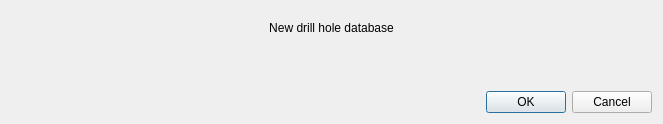
rolandhill/geoscience, file ui/newDb_dialog_base.ui: the form before one commit.
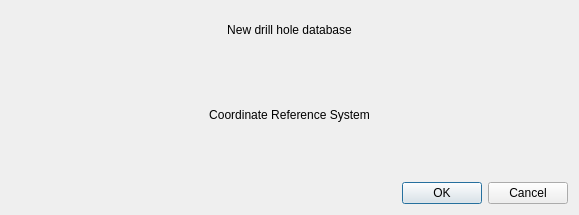
The form after the commit. Custom widgets are drawn as their Qt base class.

```diff
--- a/ui/newDb_dialog_base.ui
+++ b/ui/newDb_dialog_base.ui
@@ -6,8 +6,8 @@
    <rect>
     <x>0</x>
     <y>0</y>
-    <width>663</width>
-    <height>124</height>
+    <width>579</width>
+    <height>215</height>
    </rect>
   </property>
   <property name="windowTitle">
@@ -40,6 +40,19 @@
      </property>
     </widget>
    </item>
+   <item>
+    <widget class="QLabel" name="label">
+     <property name="text">
+      <string>Coordinate Reference System</string>
+     </property>
+     <property name="alignment">
+      <set>Qt::AlignCenter</set>
+     </property>
+    </widget>
+   </item>
+   <item>
+    <widget class="QgsProjectionSelectionWidget" name="wCrs"/>
+   </item>
    <item>
     <widget class="QDialogButtonBox" name="buttonBox">
      <property name="orientation">
@@ -58,6 +71,11 @@
    <extends>QWidget</extends>
    <header>qgsfilewidget.h</header>
   </customwidget>
+  <customwidget>
+   <class>QgsProjectionSelectionWidget</class>
+   <extends>QWidget</extends>
+   <header>qgsprojectionselectionwidget.h</header>
+  </customwidget>
  </customwidgets>
  <resources/>
  <connections>
```
Left out of the diff: 10 changed lines with no effect on the pictures.
